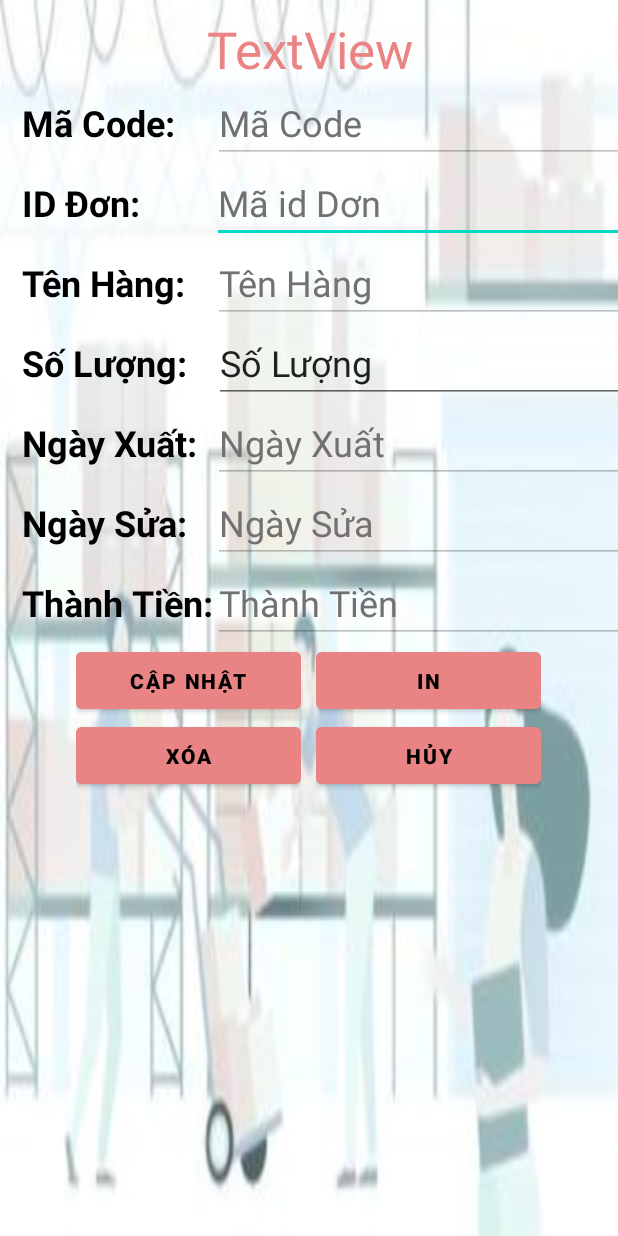
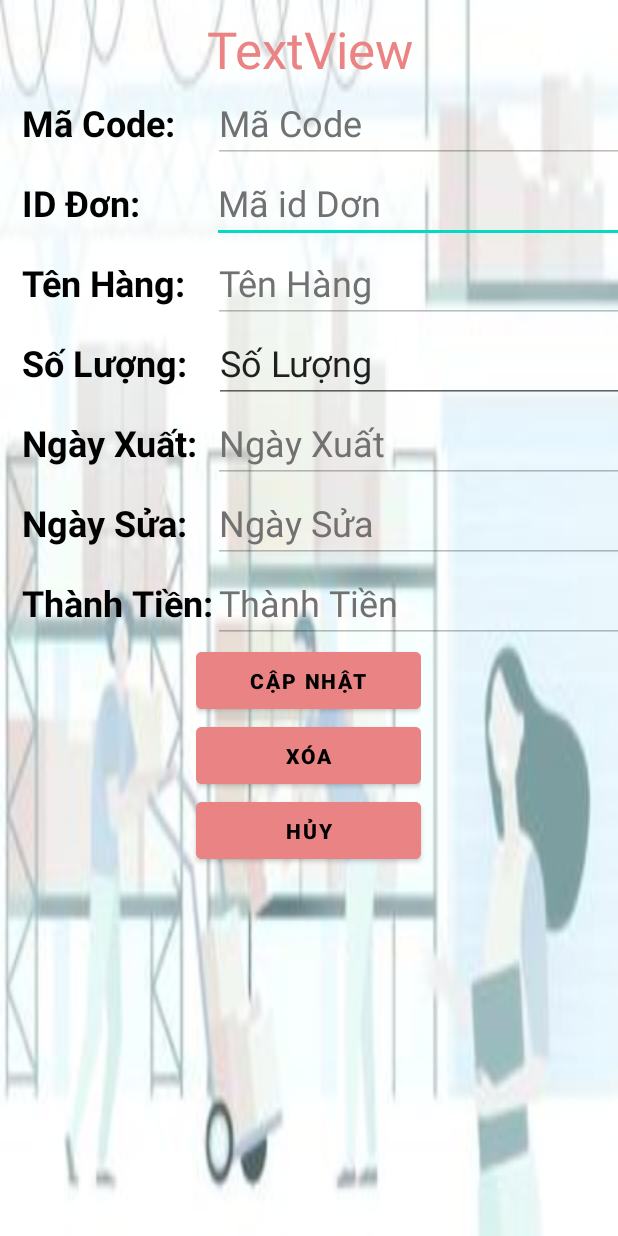
Before and after one commit to thanhan671/ePos, an Android app: the layout activity_export_item.xml on its own in the app's theme, with its tools: preview values and no code run, on a phone screen of 412 x 824 dp. Run offline under Robolectric (Android 15) with nearby library versions, the phone set to English and light mode, and no system bars.

```diff
--- a/app/src/main/java/com/thanhan/epos/ExportData/ExportItemActivity.java
+++ b/app/src/main/java/com/thanhan/epos/ExportData/ExportItemActivity.java
@@ -50,8 +50,6 @@ public class ExportItemActivity extends AppCompatActivity {
                 finish();
             }
         });
-//        add Export Item
-
 //        delete Export Item
         delItem.setOnClickListener(new View.OnClickListener() {
             @Override
--- a/app/src/main/res/layout/activity_export_item.xml
+++ b/app/src/main/res/layout/activity_export_item.xml
@@ -213,7 +213,7 @@
             android:layout_width="match_parent"
             android:layout_height="match_parent"
             android:gravity="center_horizontal"
-            android:orientation="horizontal">
+            android:orientation="vertical">
 
             <LinearLayout
                 android:layout_width="wrap_content"
@@ -246,14 +246,7 @@
                 android:layout_marginLeft="10dp"
                 android:orientation="vertical">
 
-                <Button
-                    android:id="@+id/btn_PrintExportItem"
-                    android:layout_width="150dp"
-                    android:layout_height="50dp"
-                    android:backgroundTint="#EA8484"
-                    android:text="IN"
-                    android:textColor="@color/black"
-                    android:textStyle="bold" />
+            </LinearLayout>
 
             <Button
                 android:id="@+id/btn_Cancel"
@@ -264,7 +257,6 @@
                 android:textColor="@color/black"
                 android:textStyle="bold" />
         </LinearLayout>
-        </LinearLayout>
 
     </LinearLayout>
 
```
Also changed, not shown: app/src/main/java/com/thanhan/epos/ExportData/ExportAddActivity.java (+5 -3 lines). Lines whose indentation alone changed are shown as unchanged.
